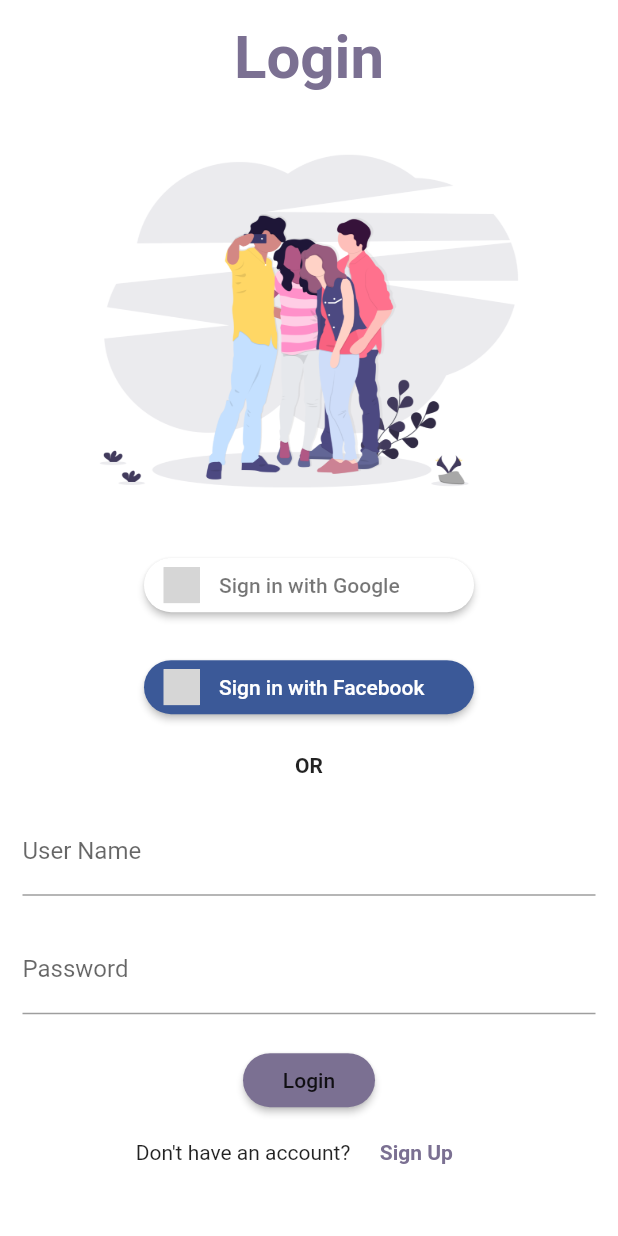
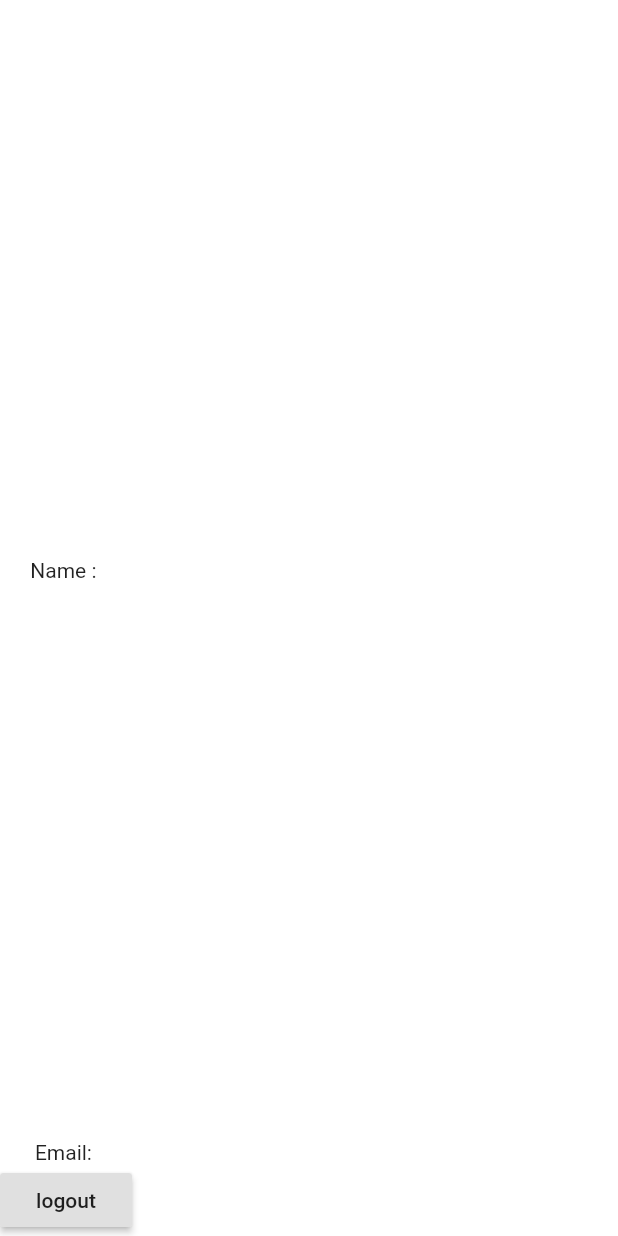
Before and after one commit to manav1999/curiio-1, a Flutter app: the LoginScreen screen opened by its route, after a tap on "Sign in with Google", on a phone screen of 412 x 824 dp. Run offline on Flutter 3.47's test engine with Material 2 defaults, Android fonts, the phone set to English and light mode, and no system bars; our stand-ins replace firebase_auth, flutter_signin_button, google_sign_in; accounts and stored records are empty; grey boxes are pictures that could not be loaded.

Commit message:
sign in with google added

```diff
--- a/lib/main.dart
+++ b/lib/main.dart
@@ -2,6 +2,7 @@
 import './screens/first_screen.dart';
 import './screens/login_screen.dart';
 import './screens/sign_up_screen.dart';
+import 'package:firebase_auth/firebase_auth.dart';
 
 void main() {
   runApp(MyApp());
--- /dev/null
+++ b/lib/screens/Home.dart
@@ -0,0 +1,33 @@
+import 'package:flutter/material.dart';
+import 'package:login_curiio/screens/first_screen.dart';
+import 'auth.dart';
+
+class Home extends StatelessWidget {
+  @override
+  Widget build(BuildContext context) {
+    return Scaffold(
+      body: Column(
+        children: <Widget>[
+
+          Spacer(
+            flex: 1,
+          ),
+          Text("Name : $name"),
+          Spacer(
+            flex: 1,
+          ),
+          Text("Email: $email"),
+          RaisedButton(child: Text("logout"),
+            onPressed: () {
+              signOutGoogle();
+              Navigator.of(context).pushAndRemoveUntil(
+                  MaterialPageRoute(builder: (context) {
+                return FirstScreen();
+              }), ModalRoute.withName('/'));
+            },
+          )
+        ],
+      ),
+    );
+  }
+}
--- /dev/null
+++ b/lib/screens/auth.dart
@@ -0,0 +1,40 @@
+import 'package:firebase_auth/firebase_auth.dart';
+import 'package:google_sign_in/google_sign_in.dart';
+
+final FirebaseAuth _auth = FirebaseAuth.instance;
+final GoogleSignIn googleSignIn = GoogleSignIn();
+String name;
+String email;
+String imageurl;
+
+
+Future<String> signInWithGoogle() async {
+  final GoogleSignInAccount googleSignInAccount = await googleSignIn.signIn();
+  final GoogleSignInAuthentication googleSignInAuthentication =
+      await googleSignInAccount.authentication;
+  final AuthCredential credential = GoogleAuthProvider.getCredential(
+      idToken: googleSignInAuthentication.idToken,
+      accessToken: googleSignInAuthentication.accessToken);
+  final AuthResult authResult = await _auth.signInWithCredential(credential);
+  final FirebaseUser user =authResult.user;
+  assert(!user.isAnonymous);
+  assert(await user.getIdToken() != null);
+  final FirebaseUser currentUser = await _auth.currentUser();
+  assert(user.uid==currentUser.uid);
+ assert(user.email!=null);
+ assert(user.displayName !=null);
+
+ name=user.displayName;
+ email=user.email;
+
+
+
+  return'signInWithGoogle succeeded: $user';
+
+}
+
+void signOutGoogle() async {
+  await googleSignIn.signOut();
+  print("user sign out");
+
+}
--- a/lib/screens/login_screen.dart
+++ b/lib/screens/login_screen.dart
@@ -1,15 +1,18 @@
 import 'package:flutter/material.dart';
 
 import 'package:flutter_signin_button/flutter_signin_button.dart';
-
+import 'auth.dart';
 import './sign_up_screen.dart';
+import 'Home.dart';
 
 class LoginScreen extends StatelessWidget {
   static const routeName = '/login-screen';
 
   @override
   Widget build(BuildContext context) {
-    final _media = MediaQuery.of(context).size;
+    final _media = MediaQuery
+        .of(context)
+        .size;
     return Scaffold(
       body: Container(
         height: _media.height,
@@ -19,13 +22,18 @@
           child: Column(
             //  mainAxisAlignment: MainAxisAlignment.spaceAround,
             children: [
-              SizedBox(height: MediaQuery.of(context).padding.top),
+              SizedBox(height: MediaQuery
+                  .of(context)
+                  .padding
+                  .top),
               Text(
                 'Login',
                 style: TextStyle(
                   fontSize: 40,
                   fontWeight: FontWeight.bold,
-                  color: Theme.of(context).primaryColor,
+                  color: Theme
+                      .of(context)
+                      .primaryColor,
                 ),
               ),
               Container(
@@ -38,19 +46,16 @@
                 text: 'Sign in with Google',
                 shape: RoundedRectangleBorder(
                     borderRadius: BorderRadius.circular(30)),
-                onPressed: () {},
+                onPressed: () {
+                  signInWithGoogle().whenComplete(() {
+                    Navigator.of(context).push(
+                        MaterialPageRoute(builder: (context) {
+                          return Home();
+                        }));
+                  });
+                },
               ),
               SizedBox(height: 20),
-              SignInButton(
-                Buttons.Facebook,
-                text: 'Sign in with Facebook',
-                shape: RoundedRectangleBorder(
-                    borderRadius: BorderRadius.circular(30)),
-                onPressed: () {},
-              ),
-              SizedBox(
-                height: 20,
-              ),
               Text('OR', style: TextStyle(fontWeight: FontWeight.bold)),
               SizedBox(
                 height: 20,
@@ -75,7 +80,9 @@
               RaisedButton(
                 child: Text('Login'),
                 onPressed: () {},
-                color: Theme.of(context).primaryColor,
+                color: Theme
+                    .of(context)
+                    .primaryColor,
                 shape: RoundedRectangleBorder(
                     borderRadius: new BorderRadius.circular(30.0)),
               ),
@@ -88,7 +95,9 @@
                       'Sign Up',
                       style: TextStyle(
                           fontWeight: FontWeight.bold,
-                          color: Theme.of(context).primaryColor),
+                          color: Theme
+                              .of(context)
+                              .primaryColor),
                     ),
                     onPressed: () {
                       Navigator.of(context).pushNamed(SignUpScreen.routeName);
--- a/pubspec.yaml
+++ b/pubspec.yaml
@@ -24,6 +24,8 @@
   flutter:
     sdk: flutter
   flutter_signin_button: ^1.0.0
+  firebase_auth: ^0.16.1
+  google_sign_in: ^4.5.1
 
 
 
```
Also changed, not shown: pubspec.lock, 3 other files.
